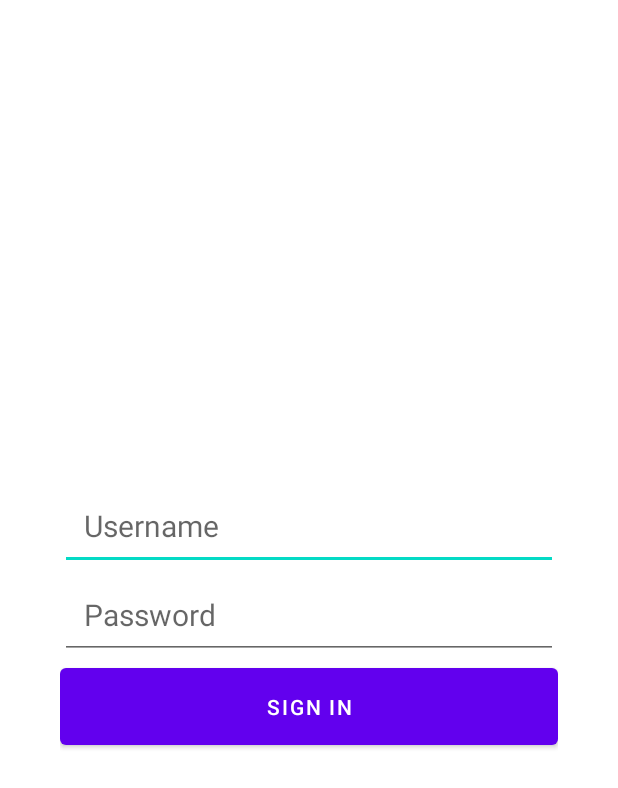
After one commit to BeluTrac/ChallengeFinal, an Android app: the layout activity_login.xml on its own in the app's theme, with its tools: preview values and no code run, on a phone screen of 412 x 824 dp. The commit adds this screen. Shown: the top 788 px of the screen. Run offline under Robolectric (Android 15) with nearby library versions, the phone set to English and light mode, and no system bars.

Commit message:
Login created

```diff
--- /dev/null
+++ b/app/src/main/res/layout/activity_login.xml
@@ -0,0 +1,45 @@
+<?xml version="1.0" encoding="utf-8"?>
+<layout xmlns:android="http://schemas.android.com/apk/res/android"
+    xmlns:tools="http://schemas.android.com/tools">
+
+    <data>
+
+    </data>
+
+    <LinearLayout
+        android:layout_width="match_parent"
+        android:layout_height="match_parent"
+        tools:context=".LoginActivity"
+        android:padding="40dp"
+        android:orientation="vertical"
+        android:gravity="center">
+
+        <EditText
+            android:id="@+id/et_mail"
+            android:layout_width="match_parent"
+            android:layout_height="wrap_content"
+            android:inputType="textEmailAddress"
+            android:hint="@string/username"
+            android:textSize="20sp"
+            android:padding="16dp"
+            android:autofillHints="false" />
+
+        <EditText
+            android:id="@+id/et_pass"
+            android:layout_width="match_parent"
+            android:layout_height="wrap_content"
+            android:hint="@string/password"
+            android:textSize="20sp"
+            android:padding="16dp"
+            android:inputType="textPassword"
+            android:autofillHints="false" />
+
+        <Button
+            android:id="@+id/btn_login"
+            android:layout_width="match_parent"
+            android:layout_height="wrap_content"
+            android:text="@string/sign_in"
+            android:padding="16dp" />
+
+    </LinearLayout>
+</layout>
--- a/app/src/main/res/values/strings.xml
+++ b/app/src/main/res/values/strings.xml
@@ -1,3 +1,7 @@
 <resources>
     <string name="app_name">ChallengeFinal</string>
+    <string name="username">Username</string>
+    <string name="password">Password</string>
+    <string name="sign_in">Sign in</string>
+    <string name="Invalid_user_credentials">Invalid user credentials.</string>
 </resources>
--- a/build.gradle
+++ b/build.gradle
@@ -7,7 +7,7 @@ buildscript {
     dependencies {
         classpath "com.android.tools.build:gradle:7.0.4"
         classpath "org.jetbrains.kotlin:kotlin-gradle-plugin:1.6.10"
-
+        classpath 'com.google.gms:google-services:4.3.10'
         // NOTE: Do not place your application dependencies here; they belong
         // in the individual module build.gradle files
     }
```
Also changed, not shown: app/build.gradle (+15 -1 lines), app/src/main/AndroidManifest.xml (+10 -9 lines), app/src/main/java/com/belutrac/challengefinal/login/LoginActivity.kt (added, +66 -0 lines), app/src/main/java/com/belutrac/challengefinal/login/LoginViewModel.kt (added, +71 -0 lines), app/src/main/java/com/belutrac/challengefinal/splash/SplashActivity.kt (+12 -1 lines).
